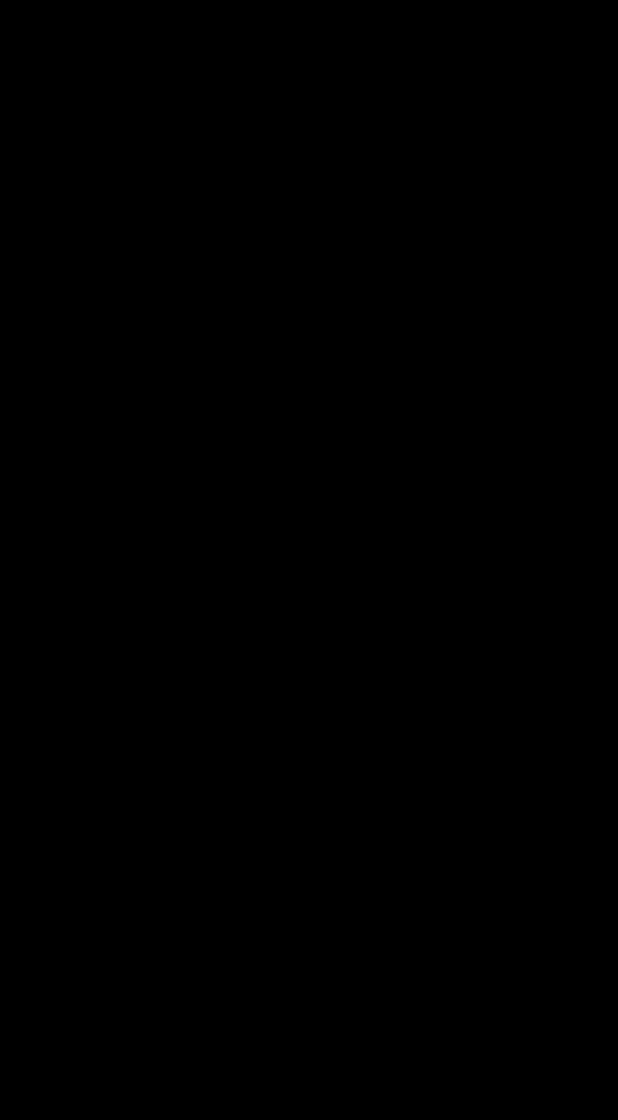
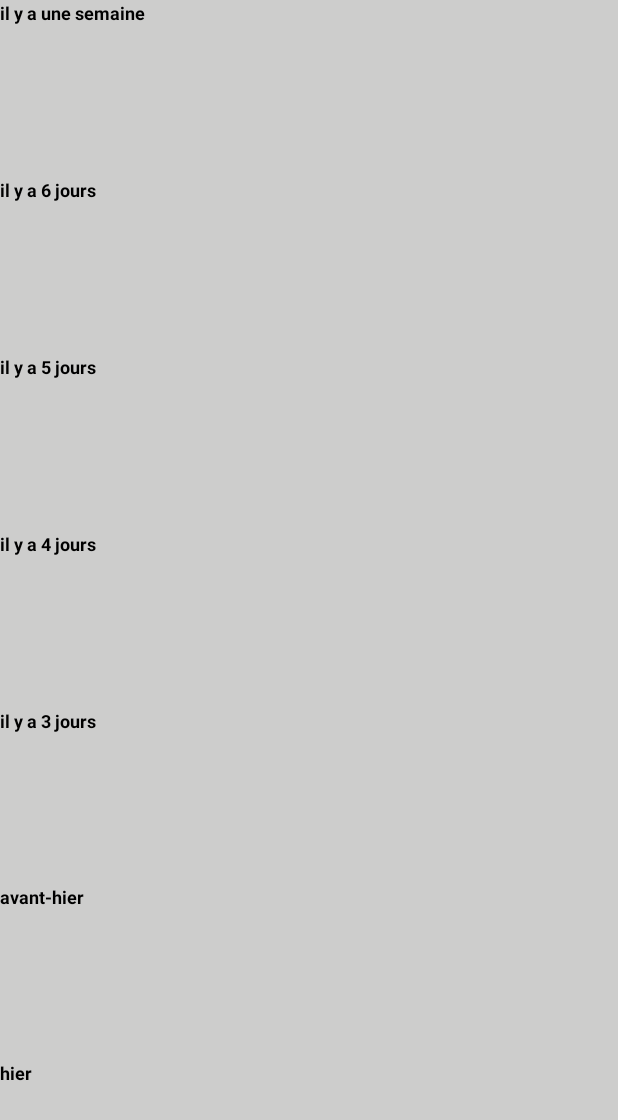
Before and after one commit to spartam72/MyWeeklyMoods, an Android app: the MyHistoric screen opened directly, with no data from a screen before it, on a phone screen of 412 x 824 dp. Before the commit the part shown is empty. Shown: the top 1120 px of the screen. Run offline under Robolectric (Android 15) with nearby library versions, the phone set to English and light mode, and no system bars.

Commit message:
Finally, a light color is more pleasant in the background than black for the history.

```diff
--- a/app/src/main/res/layout/activity_my_historic.xml
+++ b/app/src/main/res/layout/activity_my_historic.xml
@@ -4,13 +4,13 @@
     xmlns:tools="http://schemas.android.com/tools"
     android:layout_width="match_parent"
     android:layout_height="match_parent"
-    tools:context=".view.MyHistoric">
+    tools:context=".MyHistoric">
 
     <LinearLayout
         android:id="@+id/historic_view"
         android:layout_width="match_parent"
         android:layout_height="match_parent"
-        android:background="@android:color/black"
+        android:background="#cdcdcc"
         android:orientation="vertical">
 
         <LinearLayout
@@ -18,7 +18,7 @@
             android:layout_width="match_parent"
             android:layout_height="match_parent"
             android:layout_weight="1"
-            android:background="@android:color/black"
+            android:background="#cdcdcc"
             android:orientation="horizontal">
 
             <TextView
@@ -26,7 +26,7 @@
                 android:layout_width="0dp"
                 android:layout_height="wrap_content"
                 android:layout_weight="1"
-                android:background="@android:color/black"
+                android:background="#cdcdcc"
                 android:text="il y a une semaine"
                 android:textColor="@android:color/background_dark"
                 android:textSize="12sp"
@@ -39,7 +39,7 @@
                 android:layout_height="wrap_content"
                 android:layout_marginTop="30dp"
                 android:layout_weight="1"
-                android:background="@android:color/black"
+                android:background="#cdcdcc"
                 app:srcCompat="@drawable/ic_comment_black_48px" />
 
         </LinearLayout>
@@ -49,7 +49,7 @@
             android:layout_width="match_parent"
             android:layout_height="match_parent"
             android:layout_weight="1"
-            android:background="@android:color/black"
+            android:background="#cdcdcc"
             android:orientation="horizontal">
 
             <TextView
@@ -57,12 +57,11 @@
                 android:layout_width="0dp"
                 android:layout_height="wrap_content"
                 android:layout_weight="1"
-                android:background="@android:color/black"
+                android:background="#cdcdcc"
                 android:text="il y a 6 jours"
                 android:textColor="@android:color/background_dark"
                 android:textSize="12sp"
-                android:textStyle="bold"
-                tools:ignore="HardcodedText,NestedWeights" />
+                android:textStyle="bold" />
 
             <ImageButton
                 android:id="@+id/showComment6"
@@ -70,7 +69,7 @@
                 android:layout_height="wrap_content"
                 android:layout_marginTop="30dp"
                 android:layout_weight="1"
-                android:background="@android:color/black"
+                android:background="#cdcdcc"
                 app:srcCompat="@drawable/ic_comment_black_48px" />
 
         </LinearLayout>
@@ -80,7 +79,7 @@
             android:layout_width="match_parent"
             android:layout_height="match_parent"
             android:layout_weight="1"
-            android:background="@android:color/black"
+            android:background="#cdcdcc"
             android:orientation="horizontal">
 
             <TextView
@@ -88,12 +87,11 @@
                 android:layout_width="0dp"
                 android:layout_height="wrap_content"
                 android:layout_weight="1"
-                android:background="@android:color/black"
+                android:background="#cdcdcc"
                 android:text="il y a 5 jours"
                 android:textColor="@android:color/background_dark"
                 android:textSize="12sp"
-                android:textStyle="bold"
-                tools:ignore="HardcodedText,NestedWeights" />
+                android:textStyle="bold" />
 
             <ImageButton
                 android:id="@+id/showComment5"
@@ -101,7 +99,7 @@
                 android:layout_height="wrap_content"
                 android:layout_marginTop="30dp"
                 android:layout_weight="1"
-                android:background="@android:color/black"
+                android:background="#cdcdcc"
                 app:srcCompat="@drawable/ic_comment_black_48px" />
 
         </LinearLayout>
@@ -111,7 +109,7 @@
             android:layout_width="match_parent"
             android:layout_height="match_parent"
             android:layout_weight="1"
-            android:background="@android:color/black"
+            android:background="#cdcdcc"
             android:orientation="horizontal">
 
             <TextView
@@ -119,12 +117,11 @@
                 android:layout_width="0dp"
                 android:layout_height="wrap_content"
                 android:layout_weight="1"
-                android:background="@android:color/black"
+                android:background="#cdcdcc"
                 android:text="il y a 4 jours"
                 android:textColor="@android:color/background_dark"
                 android:textSize="12sp"
-                android:textStyle="bold"
-                tools:ignore="HardcodedText,NestedWeights" />
+                android:textStyle="bold" />
 
             <ImageButton
                 android:id="@+id/showComment4"
@@ -132,7 +129,7 @@
                 android:layout_height="wrap_content"
                 android:layout_marginTop="30dp"
                 android:layout_weight="1"
-                android:background="@android:color/black"
+                android:background="#cdcdcc"
                 app:srcCompat="@drawable/ic_comment_black_48px" />
 
         </LinearLayout>
@@ -142,7 +139,7 @@
             android:layout_width="match_parent"
             android:layout_height="match_parent"
             android:layout_weight="1"
-            android:background="@android:color/black"
+            android:background="#cdcdcc"
             android:orientation="horizontal">
 
             <TextView
@@ -150,12 +147,11 @@
                 android:layout_width="0dp"
                 android:layout_height="wrap_content"
                 android:layout_weight="1"
-                android:background="@android:color/black"
+                android:background="#cdcdcc"
                 android:text="il y a 3 jours"
                 android:textColor="@android:color/background_dark"
                 android:textSize="12sp"
-                android:textStyle="bold"
-                tools:ignore="HardcodedText,NestedWeights" />
+                android:textStyle="bold" />
 
             <ImageButton
                 android:id="@+id/showComment3"
@@ -163,7 +159,7 @@
                 android:layout_height="wrap_content"
                 android:layout_marginTop="30dp"
                 android:layout_weight="1"
-                android:background="@android:color/black"
+                android:background="#cdcdcc"
                 app:srcCompat="@drawable/ic_comment_black_48px" />
 
         </LinearLayout>
@@ -173,7 +169,7 @@
             android:layout_width="match_parent"
             android:layout_height="match_parent"
             android:layout_weight="1"
-            android:background="@android:color/black"
+            android:background="#cdcdcc"
             android:orientation="horizontal">
 
             <TextView
@@ -181,12 +177,11 @@
                 android:layout_width="0dp"
                 android:layout_height="wrap_content"
                 android:layout_weight="1"
-                android:background="@android:color/black"
+                android:background="#cdcdcc"
                 android:text="avant-hier"
                 android:textColor="@android:color/background_dark"
                 android:textSize="12sp"
-                android:textStyle="bold"
-                tools:ignore="HardcodedText,NestedWeights" />
+                android:textStyle="bold" />
 
             <ImageButton
                 android:id="@+id/showComment2"
@@ -194,7 +189,7 @@
                 android:layout_height="wrap_content"
                 android:layout_marginTop="30dp"
                 android:layout_weight="1"
-                android:background="@android:color/black"
+                android:background="#cdcdcc"
                 app:srcCompat="@drawable/ic_comment_black_48px"
                 tools:ignore="ContentDescription" />
 
@@ -205,7 +200,7 @@
             android:layout_width="match_parent"
             android:layout_height="match_parent"
             android:layout_weight="1"
-            android:background="@android:color/black"
+            android:background="#cdcdcc"
             android:orientation="horizontal">
 
             <TextView
@@ -213,12 +208,11 @@
                 android:layout_width="0dp"
                 android:layout_height="wrap_content"
                 android:layout_weight="1"
-                android:background="@android:color/black"
+                android:background="#cdcdcc"
                 android:text="hier"
                 android:textColor="@android:color/background_dark"
                 android:textSize="12sp"
-                android:textStyle="bold"
-                tools:ignore="HardcodedText,NestedWeights" />
+                android:textStyle="bold" />
 
             <ImageButton
                 android:id="@+id/showComment1"
@@ -226,7 +220,7 @@
                 android:layout_height="wrap_content"
                 android:layout_marginTop="30dp"
                 android:layout_weight="1"
-                android:background="@android:color/black"
+                android:background="#cdcdcc"
                 app:srcCompat="@drawable/ic_comment_black_48px" />
 
         </LinearLayout>
```
